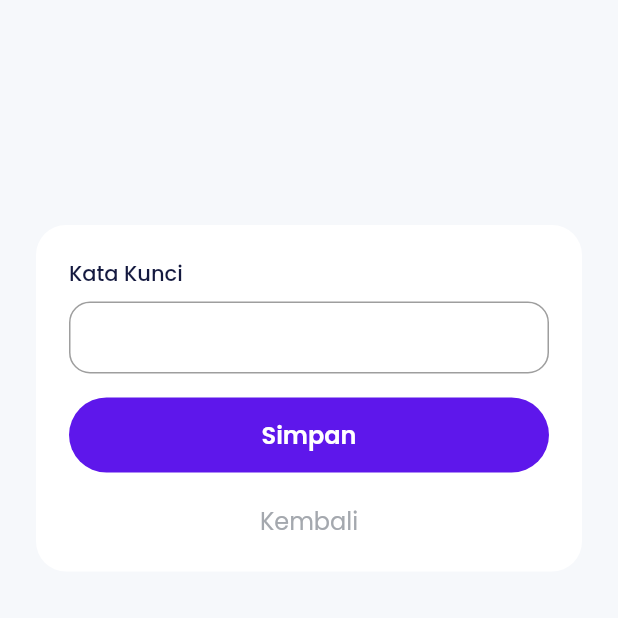
After one commit to candradigitalindo/mobile_caritender, a Flutter app: the HomePage screen opened by its route, item 3 of the bottom bar chosen, after a tap on the "add" icon, on a phone screen of 412 x 824 dp, the top half of it. The commit adds this screen. Run offline on Flutter 3.47's test engine with Material 2 defaults, Android fonts, the phone set to English and light mode, and no system bars; our stand-ins replace another_flushbar, bloc, carousel_slider, convex_bottom_bar, equatable, flutter_bloc and 2 more; accounts and stored records are empty; network calls fail.

Commit message:
proses CRUD Kywords

```diff
--- a/lib/main.dart
+++ b/lib/main.dart
@@ -2,6 +2,7 @@ import 'package:flutter/material.dart';
 import 'package:flutter_bloc/flutter_bloc.dart';
 import 'package:tender_mobile/blocs/auth/auth_bloc.dart';
 import 'package:tender_mobile/views/pages/home_page.dart';
+import 'package:tender_mobile/views/pages/keywords_add_page.dart';
 import 'package:tender_mobile/views/pages/onboarding_page.dart';
 import 'package:tender_mobile/views/pages/sign_in_page.dart';
 import 'package:tender_mobile/views/pages/sign_up_page.dart';
@@ -28,6 +29,7 @@ class MyApp extends StatelessWidget {
           '/sign-in': (context) => const SignInPage(),
           '/sign-up': (context) => const SignUpPage(),
           '/home': (context) => const HomePage(),
+          '/add-keywords': (context) => const KeywordsAddPage(),
         },
       ),
     );
--- /dev/null
+++ b/lib/services/keywords_service.dart
@@ -0,0 +1,19 @@
+import 'package:http/http.dart' as http;
+import 'package:tender_mobile/models/keywords_model.dart';
+import 'package:tender_mobile/services/auth_service.dart';
+import 'package:tender_mobile/shared/values.dart';
+
+class KeywordsService {
+  Future getKeywords() async {
+    final token = await AuthService().getToken();
+    final res = await http.get(Uri.parse('$baseUrl/keywords'), headers: {
+      'Authorization': token,
+    });
+
+    if (res.statusCode == 200) {
+      return keywordsModelFromJson(res.body.toString());
+    } else {
+      throw Exception('Data Gagal diambil');
+    }
+  }
+}
--- a/lib/shared/theme.dart
+++ b/lib/shared/theme.dart
@@ -7,14 +7,16 @@ Color greyColor = const Color(0xffA4A8AE);
 Color lightBackgroundColor = const Color(0xffF6F8FB);
 Color darkBackgroundColor = const Color(0xff020518);
 Color blueColor = const Color(0xff53C1F9);
-Color orangeColor = const Color(0xffC46152);
+Color orangeColor = const Color(0xff5e17eb);
 Color redColor = const Color(0xffFF2566);
+Color greenColor = const Color(0xff008000);
 
 TextStyle blackTextStyle = GoogleFonts.poppins(color: blackColor);
 TextStyle whiteTextStyle = GoogleFonts.poppins(color: whiteColor);
 TextStyle greyTextStyle = GoogleFonts.poppins(color: greyColor);
 TextStyle blueTextStyle = GoogleFonts.poppins(color: blueColor);
 TextStyle orangeTextStyle = GoogleFonts.poppins(color: orangeColor);
+TextStyle greenTextStyle = GoogleFonts.poppins(color: greenColor);
 
 FontWeight light = FontWeight.w300;
 FontWeight reguler = FontWeight.w400;
--- a/lib/views/pages/home_page.dart
+++ b/lib/views/pages/home_page.dart
@@ -2,6 +2,7 @@ import 'package:convex_bottom_bar/convex_bottom_bar.dart';
 import 'package:flutter/material.dart';
 import 'package:tender_mobile/shared/theme.dart';
 import 'package:tender_mobile/views/pages/filter_tender_page.dart';
+import 'package:tender_mobile/views/pages/keywords_page.dart';
 import 'package:tender_mobile/views/pages/tender_page.dart';
 
 class HomePage extends StatefulWidget {
@@ -16,15 +17,13 @@ class _HomePageState extends State<HomePage> {
   @override
   Widget build(BuildContext context) {
     List<Widget> widget = [
-      Center(
-        child: Text('Home'),
-      ),
+      // const Center(
+      //   child: Text('Home'),
+      // ),
       const TenderPage(),
       const FilterTenderPage(),
-      Center(
-        child: Text('Keyword'),
-      ),
-      Center(
+      const KeywordsPage(),
+      const Center(
         child: Text('Logout'),
       ),
     ];
@@ -33,7 +32,7 @@ class _HomePageState extends State<HomePage> {
       body: widget[currentIndex],
       bottomNavigationBar: ConvexAppBar(
         items: const [
-          TabItem(icon: Icons.home, title: 'Home'),
+          // TabItem(icon: Icons.home, title: 'Home'),
           TabItem(icon: Icons.assignment, title: 'Tender'),
           TabItem(icon: Icons.checklist, title: 'Filter'),
           TabItem(icon: Icons.message, title: 'Keywords'),
--- /dev/null
+++ b/lib/views/pages/keywords_add_page.dart
@@ -0,0 +1,69 @@
+import 'package:flutter/material.dart';
+import 'package:tender_mobile/shared/theme.dart';
+import 'package:tender_mobile/views/widgets/buttons.dart';
+import 'package:tender_mobile/views/widgets/forms.dart';
+
+class KeywordsAddPage extends StatefulWidget {
+  const KeywordsAddPage({super.key});
+
+  @override
+  State<KeywordsAddPage> createState() => _KeywordsAddPageState();
+}
+
+class _KeywordsAddPageState extends State<KeywordsAddPage> {
+  @override
+  Widget build(BuildContext context) {
+    return Scaffold(
+      backgroundColor: lightBackgroundColor,
+      body: ListView(
+        padding: const EdgeInsets.symmetric(horizontal: 24),
+        children: [
+          Container(
+            width: 155,
+            height: 50,
+            margin: const EdgeInsets.only(
+              top: 50,
+              bottom: 50,
+            ),
+          ),
+          Container(
+            padding: const EdgeInsets.all(22),
+            decoration: BoxDecoration(
+              borderRadius: BorderRadius.circular(20),
+              color: whiteColor,
+            ),
+            child: Column(
+              crossAxisAlignment: CrossAxisAlignment.start,
+              children: [
+                // NOTE : PHONE INPUT
+                const CustomFormField(
+                  title: 'Kata Kunci',
+                  keyboardType: TextInputType.number,
+                ),
+                const SizedBox(
+                  height: 16,
+                ),
+
+                CustomFilledButton(
+                  title: 'Simpan',
+                  onPressed: () {},
+                ),
+                const SizedBox(
+                  height: 20,
+                ),
+                CustomTextButton(
+                  title: 'Kembali',
+                  onPressed: () {
+                    Navigator.pushNamed(context, '/home');
+                  },
+                ),
+              ],
+            ),
+          ),
+        ],
+      ),
+    );
+  }
+}
+
+//https://www.youtube.com/watch?v=eh1mwHSebE4&t=6s
--- /dev/null
+++ b/lib/views/pages/keywords_page.dart
@@ -0,0 +1,60 @@
+import 'package:flutter/material.dart';
+import 'package:tender_mobile/models/keywords_model.dart';
+import 'package:tender_mobile/services/keywords_service.dart';
+import 'package:tender_mobile/shared/theme.dart';
+
+class KeywordsPage extends StatefulWidget {
+  const KeywordsPage({super.key});
+
+  @override
+  State<KeywordsPage> createState() => _KeywordsPageState();
+}
+
+class _KeywordsPageState extends State<KeywordsPage> {
+  late Future data;
+  List<KeywordsModel> data2 = [];
+
+  @override
+  void initState() {
+    data = KeywordsService().getKeywords();
+    data.then((value) {
+      setState(() {
+        data2 = value;
+      });
+    });
+    super.initState();
+  }
+
+  @override
+  Widget build(BuildContext context) {
+    return Scaffold(
+      appBar: AppBar(
+        backgroundColor: orangeColor,
+        title: const Text('Kata Kunci'),
+        actions: <Widget>[
+          IconButton(
+            icon: const Icon(
+              Icons.add,
+              color: Colors.white,
+            ),
+            onPressed: () {
+              Navigator.pushNamed(context, '/add-keywords');
+            },
+          )
+        ],
+      ),
+      body: data2.length == 0
+          ? const Center(
+              child: CircularProgressIndicator(),
+            )
+          : ListView.builder(
+              itemCount: data2.length,
+              itemBuilder: (contex, index) {
+                return ListTile(
+                  title: Text(data2[index].keyword),
+                );
+              },
+            ),
+    );
+  }
+}
--- a/pubspec.yaml
+++ b/pubspec.yaml
@@ -43,6 +43,7 @@ dependencies:
   flutter_secure_storage: ^6.0.0
   convex_bottom_bar: ^3.0.0
   infinite_scroll_pagination: ^3.2.0
+  url_launcher: ^6.1.5
 
 dev_dependencies:
   flutter_test:
```
Also changed, not shown: lib/models/keywords_model.dart (added, +32 -0 lines), lib/models/tender_model.dart (deleted, +0 -32 lines), lib/services/tender_service.dart (deleted, +0 -33 lines), lib/views/pages/filter_tender_page.dart (+64 -16 lines), lib/views/pages/tender_page.dart (+63 -14 lines), assets/logo_caritender.png, pubspec.lock, 7 other files.
